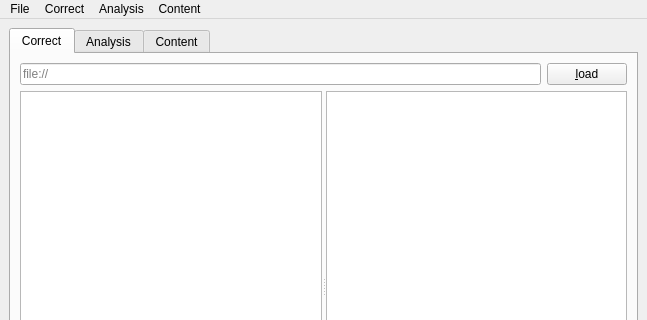
Before: the Qt Designer form mainwindow.ui in Ilya-Songrov/CorrectBibleText, drawn with Qt 5; both pictures show x 0 to 647 and y 0 to 320 of the 647 by 551 pixel window.
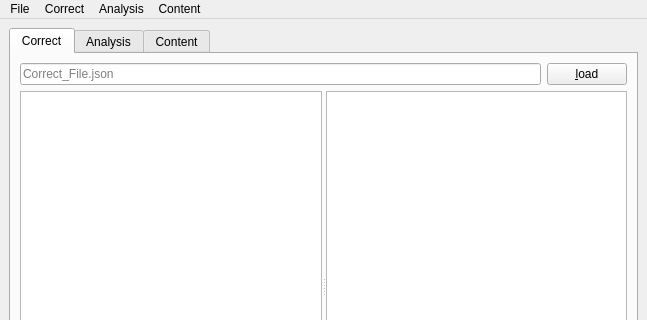
After: the same form once the commit is applied.

Patch:
```diff
--- a/mainwindow.ui
+++ b/mainwindow.ui
@@ -37,7 +37,7 @@
           <item row="0" column="0">
            <widget class="QLineEdit" name="lineEditLoadCorrect">
             <property name="placeholderText">
-             <string>file://</string>
+             <string>Correct_File.json</string>
             </property>
            </widget>
           </item>
```
Left out of the diff: 10 changed lines with no effect on the pictures.
